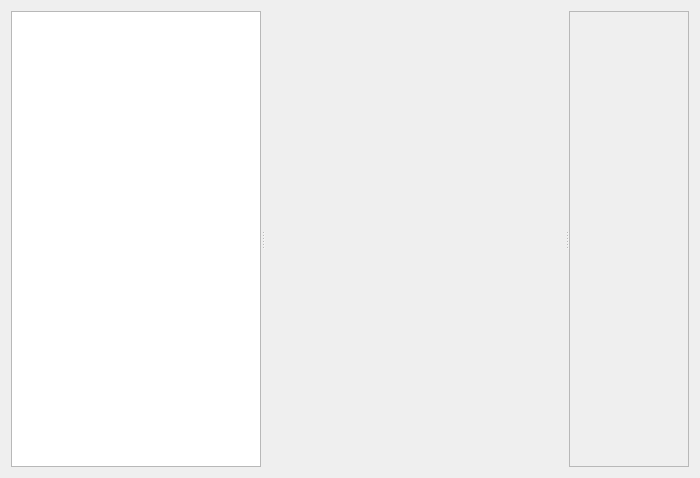
wassgha/TurboGrade, file TurboGrade/ui/codeview.ui: the form before one commit.
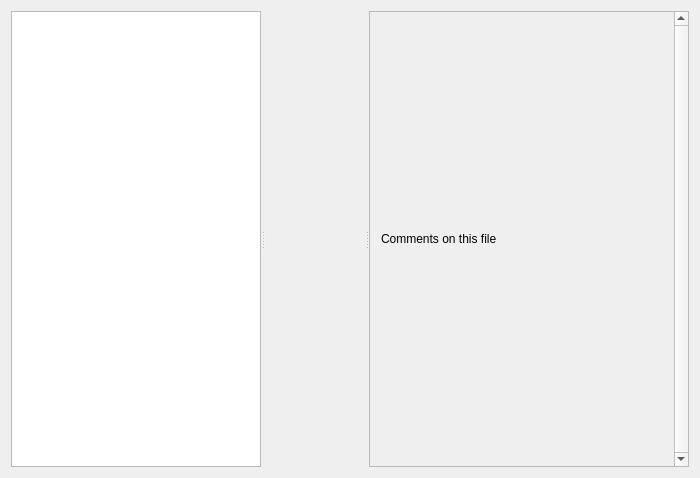
The form after the commit. Icons and pictures are not drawn. Custom widgets are drawn as their Qt base class.

Commit message: Comment view is now scrollable

What changed in the file:
```diff
--- a/TurboGrade/ui/codeview.ui
+++ b/TurboGrade/ui/codeview.ui
@@ -108,16 +108,22 @@
      <widget class="QScrollArea" name="comments">
       <property name="minimumSize">
        <size>
-        <width>120</width>
+        <width>320</width>
         <height>0</height>
        </size>
       </property>
       <property name="maximumSize">
        <size>
-        <width>250</width>
+        <width>320</width>
         <height>16777215</height>
        </size>
       </property>
+      <property name="verticalScrollBarPolicy">
+       <enum>Qt::ScrollBarAlwaysOn</enum>
+      </property>
+      <property name="sizeAdjustPolicy">
+       <enum>QAbstractScrollArea::AdjustToContents</enum>
+      </property>
       <property name="widgetResizable">
        <bool>true</bool>
       </property>
@@ -127,12 +133,33 @@
       <widget class="QWidget" name="scrollAreaWidgetContents">
        <property name="geometry">
         <rect>
-         <x>0</x>
+         <x>8</x>
          <y>0</y>
-         <width>250</width>
+         <width>304</width>
          <height>454</height>
         </rect>
        </property>
+       <property name="minimumSize">
+        <size>
+         <width>0</width>
+         <height>0</height>
+        </size>
+       </property>
+       <property name="maximumSize">
+        <size>
+         <width>16777215</width>
+         <height>16777215</height>
+        </size>
+       </property>
+       <layout class="QVBoxLayout" name="comment_layout">
+        <item>
+         <widget class="QLabel" name="comments_title">
+          <property name="text">
+           <string>Comments on this file</string>
+          </property>
+         </widget>
+        </item>
+       </layout>
       </widget>
      </widget>
     </widget>
```
Left out of the diff: 6 changed lines with no effect on the pictures. The commit also changes 3 other files.
